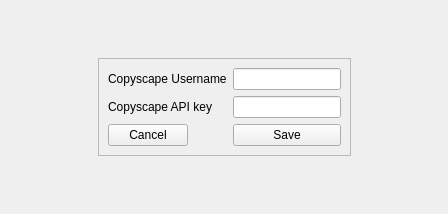
Old version of the form BulkCopyScape-pyqt/resources/widgets/configform.ui in the repository justinmichaelvieira/BulkCopyscape.
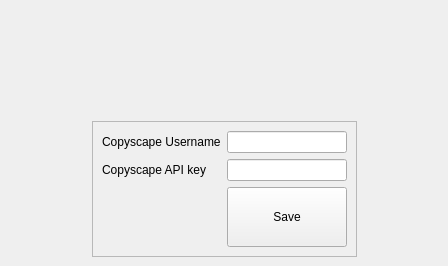
New version of the form. Custom widgets are drawn as their Qt base class.

What changed in the file:
```diff
--- a/BulkCopyScape-pyqt/resources/widgets/configform.ui
+++ b/BulkCopyScape-pyqt/resources/widgets/configform.ui
@@ -2,6 +2,14 @@
 <ui version="4.0">
  <class>Form</class>
  <widget class="QWidget" name="Form">
+  <property name="geometry">
+   <rect>
+    <x>0</x>
+    <y>0</y>
+    <width>448</width>
+    <height>266</height>
+   </rect>
+  </property>
   <property name="sizePolicy">
    <sizepolicy hsizetype="MinimumExpanding" vsizetype="MinimumExpanding">
     <horstretch>0</horstretch>
@@ -18,7 +26,22 @@
    <string>Form</string>
   </property>
   <layout class="QGridLayout" name="gridLayout">
-   <item row="1" column="0">
+   <property name="leftMargin">
+    <number>0</number>
+   </property>
+   <property name="topMargin">
+    <number>0</number>
+   </property>
+   <property name="rightMargin">
+    <number>0</number>
+   </property>
+   <property name="bottomMargin">
+    <number>0</number>
+   </property>
+   <property name="spacing">
+    <number>0</number>
+   </property>
+   <item row="3" column="0">
     <widget class="QWidget" name="widget_3" native="true">
      <property name="sizePolicy">
       <sizepolicy hsizetype="Expanding" vsizetype="Preferred">
@@ -31,10 +54,10 @@
      </property>
     </widget>
    </item>
-   <item row="2" column="1">
-    <widget class="QWidget" name="widget_2" native="true">
+   <item row="3" column="2">
+    <widget class="QWidget" name="widget_4" native="true">
      <property name="sizePolicy">
-      <sizepolicy hsizetype="Preferred" vsizetype="Expanding">
+      <sizepolicy hsizetype="Expanding" vsizetype="Preferred">
        <horstretch>0</horstretch>
        <verstretch>0</verstretch>
       </sizepolicy>
@@ -44,7 +67,7 @@
      </property>
     </widget>
    </item>
-   <item row="1" column="1">
+   <item row="3" column="1" alignment="Qt::AlignHCenter">
     <widget class="QFrame" name="frame">
      <property name="sizePolicy">
       <sizepolicy hsizetype="Fixed" vsizetype="Fixed">
@@ -82,15 +105,20 @@
       <item row="1" column="1">
        <widget class="QLineEdit" name="apiKeyEdit"/>
       </item>
-      <item row="2" column="0">
-       <widget class="QPushButton" name="cancelButton">
-        <property name="text">
-         <string>Cancel</string>
-        </property>
-       </widget>
-      </item>
       <item row="2" column="1">
        <widget class="QPushButton" name="saveButton">
+        <property name="sizePolicy">
+         <sizepolicy hsizetype="Minimum" vsizetype="Maximum">
+          <horstretch>0</horstretch>
+          <verstretch>0</verstretch>
+         </sizepolicy>
+        </property>
+        <property name="minimumSize">
+         <size>
+          <width>120</width>
+          <height>60</height>
+         </size>
+        </property>
         <property name="text">
          <string>Save</string>
         </property>
@@ -99,7 +127,20 @@
      </layout>
     </widget>
    </item>
-   <item row="0" column="1">
+   <item row="4" column="1">
+    <widget class="QWidget" name="widget_2" native="true">
+     <property name="sizePolicy">
+      <sizepolicy hsizetype="Preferred" vsizetype="Expanding">
+       <horstretch>0</horstretch>
+       <verstretch>0</verstretch>
+      </sizepolicy>
+     </property>
+     <property name="accessibleName">
+      <string>spacer</string>
+     </property>
+    </widget>
+   </item>
+   <item row="2" column="1">
     <widget class="QWidget" name="widget" native="true">
      <property name="sizePolicy">
       <sizepolicy hsizetype="Preferred" vsizetype="Expanding">
@@ -112,21 +153,54 @@
      </property>
     </widget>
    </item>
-   <item row="1" column="2">
-    <widget class="QWidget" name="widget_4" native="true">
+   <item row="1" column="0" colspan="3">
+    <widget class="Header" name="header" native="true">
      <property name="sizePolicy">
-      <sizepolicy hsizetype="Expanding" vsizetype="Preferred">
+      <sizepolicy hsizetype="MinimumExpanding" vsizetype="Minimum">
        <horstretch>0</horstretch>
        <verstretch>0</verstretch>
       </sizepolicy>
      </property>
-     <property name="accessibleName">
-      <string>spacer</string>
+     <property name="minimumSize">
+      <size>
+       <width>400</width>
+       <height>80</height>
+      </size>
+     </property>
+    </widget>
+   </item>
+   <item row="0" column="0" colspan="3">
+    <widget class="NavHeader" name="navHeader" native="true">
+     <property name="sizePolicy">
+      <sizepolicy hsizetype="MinimumExpanding" vsizetype="Minimum">
+       <horstretch>0</horstretch>
+       <verstretch>0</verstretch>
+      </sizepolicy>
+     </property>
+     <property name="minimumSize">
+      <size>
+       <width>400</width>
+       <height>32</height>
+      </size>
      </property>
     </widget>
    </item>
   </layout>
  </widget>
+ <customwidgets>
+  <customwidget>
+   <class>Header</class>
+   <extends>QWidget</extends>
+   <header>bulkcopyscape.widgets.Header</header>
+   <container>1</container>
+  </customwidget>
+  <customwidget>
+   <class>NavHeader</class>
+   <extends>QWidget</extends>
+   <header>bulkcopyscape.widgets.NavHeader</header>
+   <container>1</container>
+  </customwidget>
+ </customwidgets>
  <resources/>
  <connections/>
 </ui>
```
